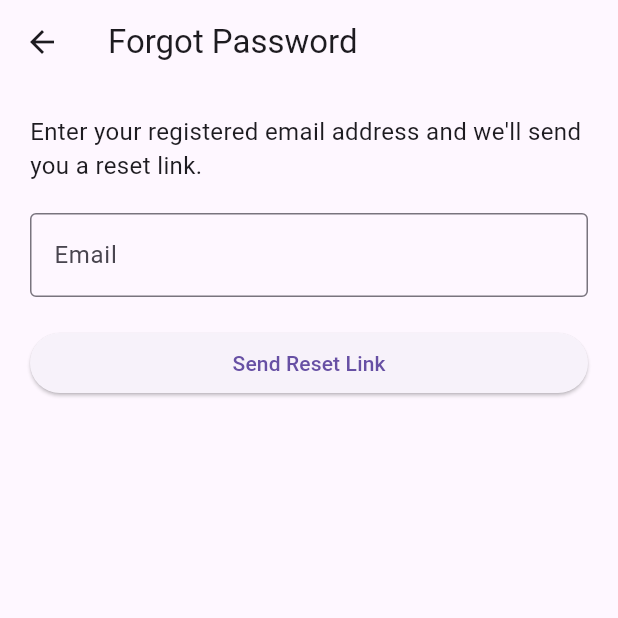
After one commit to arlonie/fitness_app, a Flutter app: the screen it shows after launch, after a tap on "Forgot Password?", on a phone screen of 412 x 824 dp, the top half of it. The commit adds this screen. Run offline on Flutter 3.47's test engine with Material 3 defaults, Android fonts, the phone set to English and light mode, and no system bars; our stand-ins replace firebase_auth, firebase_core; accounts and stored records are empty; network calls fail.

Commit message:
added forgot password feature. >organized the files (putting the screen files to the screen folder)

```diff
--- a/lib/main.dart
+++ b/lib/main.dart
@@ -1,7 +1,7 @@
 import 'package:flutter/material.dart';
 import 'package:firebase_core/firebase_core.dart';
 import 'firebase_options.dart';
-import 'services/login_screen.dart';
+import 'screens/login_screen.dart';
 
 void main() async {
   WidgetsFlutterBinding.ensureInitialized();
--- /dev/null
+++ b/lib/screens/forgot_password_screen.dart
@@ -0,0 +1,54 @@
+import 'package:flutter/material.dart';
+import '../services/auth_service.dart';
+
+class ForgotPasswordScreen extends StatefulWidget {
+  const ForgotPasswordScreen({super.key});
+
+  @override
+  State<ForgotPasswordScreen> createState() => _ForgotPasswordScreenState();
+}
+
+class _ForgotPasswordScreenState extends State<ForgotPasswordScreen> {
+  final TextEditingController emailController = TextEditingController();
+  final AuthService _authService = AuthService();
+
+  @override
+  Widget build(BuildContext context) {
+    return Scaffold(
+      appBar: AppBar(title: const Text("Forgot Password")),
+      body: Padding(
+        padding: const EdgeInsets.all(20.0),
+        child: Column(
+          crossAxisAlignment: CrossAxisAlignment.stretch,
+          children: [
+            const Text(
+              "Enter your registered email address and we'll send you a reset link.",
+              style: TextStyle(fontSize: 16),
+            ),
+            const SizedBox(height: 20),
+            TextField(
+              controller: emailController,
+              decoration: const InputDecoration(
+                labelText: "Email",
+                border: OutlineInputBorder(),
+              ),
+            ),
+            const SizedBox(height: 20),
+            ElevatedButton(
+              onPressed: () async {
+                await _authService.resetPassword(emailController.text.trim());
+
+                ScaffoldMessenger.of(context).showSnackBar(
+                  const SnackBar(content: Text("Password reset email sent!")),
+                );
+
+                Navigator.pop(context); // go back to login
+              },
+              child: const Text("Send Reset Link"),
+            ),
+          ],
+        ),
+      ),
+    );
+  }
+}
--- a/lib/services/home_screen.dart
+++ b/lib/screens/home_screen.dart
@@ -1,5 +1,5 @@
 import 'package:flutter/material.dart';
-import 'auth_service.dart';
+import '../services/auth_service.dart';
 import 'login_screen.dart';
 
 class HomeScreen extends StatelessWidget {
--- a/lib/services/login_screen.dart
+++ b/lib/screens/login_screen.dart
@@ -1,7 +1,8 @@
 import 'package:flutter/material.dart';
-import 'auth_service.dart';
+import '../services/auth_service.dart';
 import 'home_screen.dart';
 import 'signup_screen.dart';
+import 'forgot_password_screen.dart';
 
 class LoginScreen extends StatefulWidget {
   const LoginScreen({super.key});
@@ -71,6 +72,19 @@ class _LoginScreenState extends State<LoginScreen> {
               },
               child: const Text("Create a new account"),
             ),
+
+            //go to forgot password
+            TextButton(
+              onPressed: () {
+                Navigator.push(
+                  context,
+                  MaterialPageRoute(
+                    builder: (context) => const ForgotPasswordScreen(),
+                  ),
+                );
+              },
+              child: const Text("Forgot Password?"),
+            ),
           ],
         ),
       ),
--- a/lib/services/signup_screen.dart
+++ b/lib/screens/signup_screen.dart
@@ -1,5 +1,5 @@
 import 'package:flutter/material.dart';
-import 'auth_service.dart';
+import '../services/auth_service.dart';
 
 class SignUpScreen extends StatefulWidget {
   const SignUpScreen({super.key});
--- a/lib/services/auth_service.dart
+++ b/lib/services/auth_service.dart
@@ -64,4 +64,13 @@ class AuthService {
       print("User signed out");
     }
   }
+
+  Future<void> resetPassword(String email) async {
+    try {
+      await _auth.sendPasswordResetEmail(email: email);
+      debugPrint("Password reset email sent to $email");
+    } catch (e) {
+      debugPrint("Password reset error: $e");
+    }
+  }
 }
```
